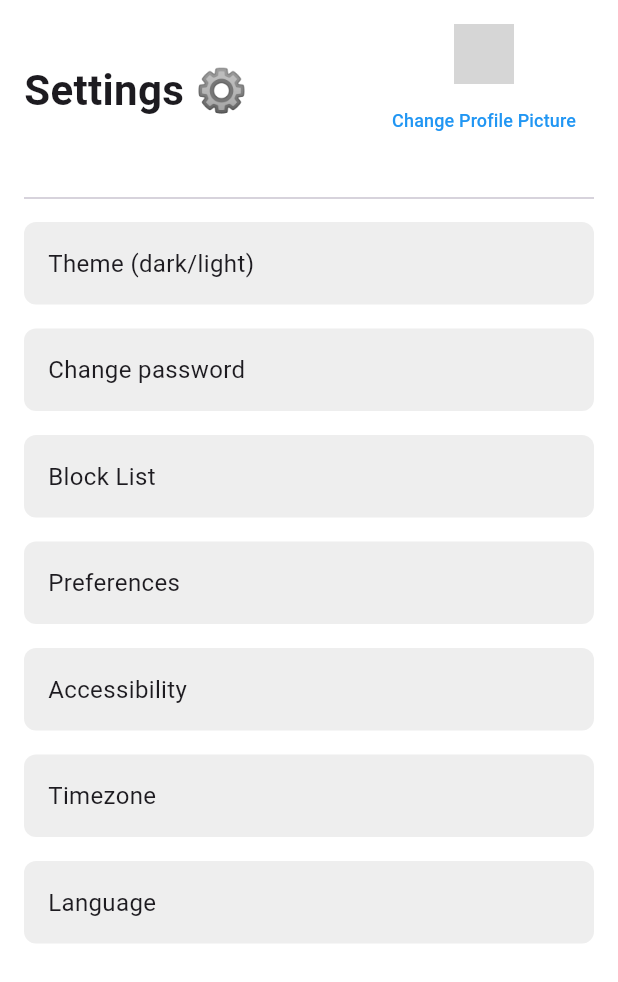
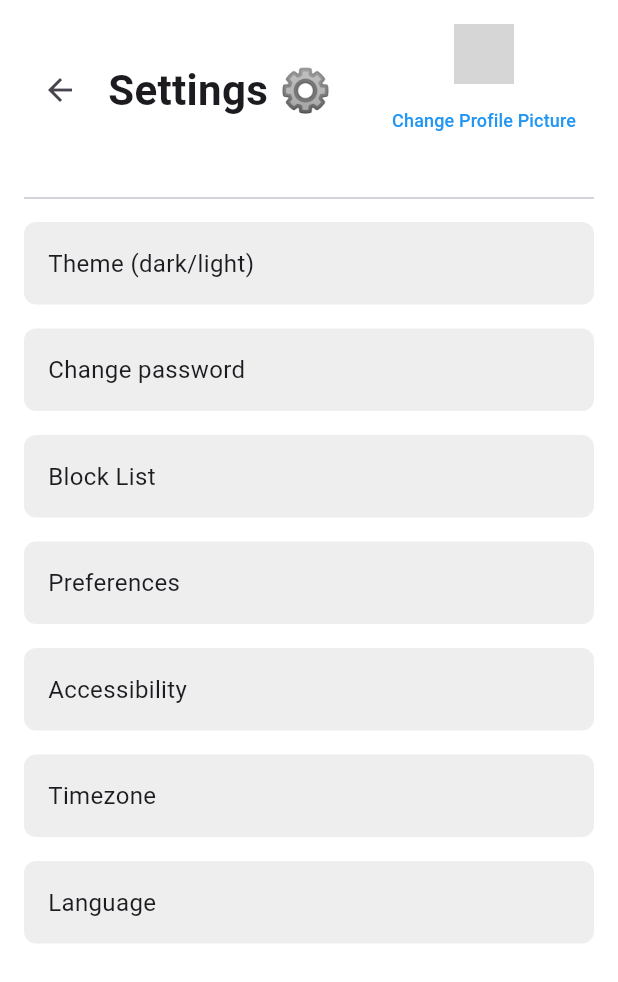
Before and after one commit to rzayev7/FocusApp, a Flutter app: the SettingsScreen screen opened by its route, on a phone screen of 412 x 824 dp. Shown: the top 982 px of the screen. Run offline on Flutter 3.47's test engine with Material 3 defaults, Android fonts, the phone set to English and light mode, and no system bars; Roboto replaces fonts that are missing (Poppins); grey boxes are pictures that could not be loaded.

Commit message:
back button in profile page was applied

```diff
--- a/lib/screens/setting_screen.dart
+++ b/lib/screens/setting_screen.dart
@@ -13,10 +13,22 @@ class SettingsScreen extends StatelessWidget {
           children: [
             Row(
               mainAxisAlignment: MainAxisAlignment.spaceBetween,
+              crossAxisAlignment: CrossAxisAlignment.center,
               children: [
+                Row(
+                  children: [
+                    IconButton(
+                      icon: const Icon(Icons.arrow_back),
+                      onPressed: () {
+                        Navigator.pop(context);
+                      },
+                    ),
+                    const SizedBox(width: 8),
                     const Text(
                       'Settings ⚙️',
                       style: TextStyle(fontSize: 28, fontWeight: FontWeight.bold),
+                    ),
+                  ],
                 ),
                 Column(
                   children: [
@@ -29,7 +41,6 @@ class SettingsScreen extends StatelessWidget {
                         backgroundImage: AssetImage('assets/images/logo.png'),
                       ),
                     ),
-
                     TextButton(
                       onPressed: () {
                         // Profile picture update logic here
```
Also changed, not shown: pubspec.lock. Lines whose indentation alone changed are shown as unchanged.
